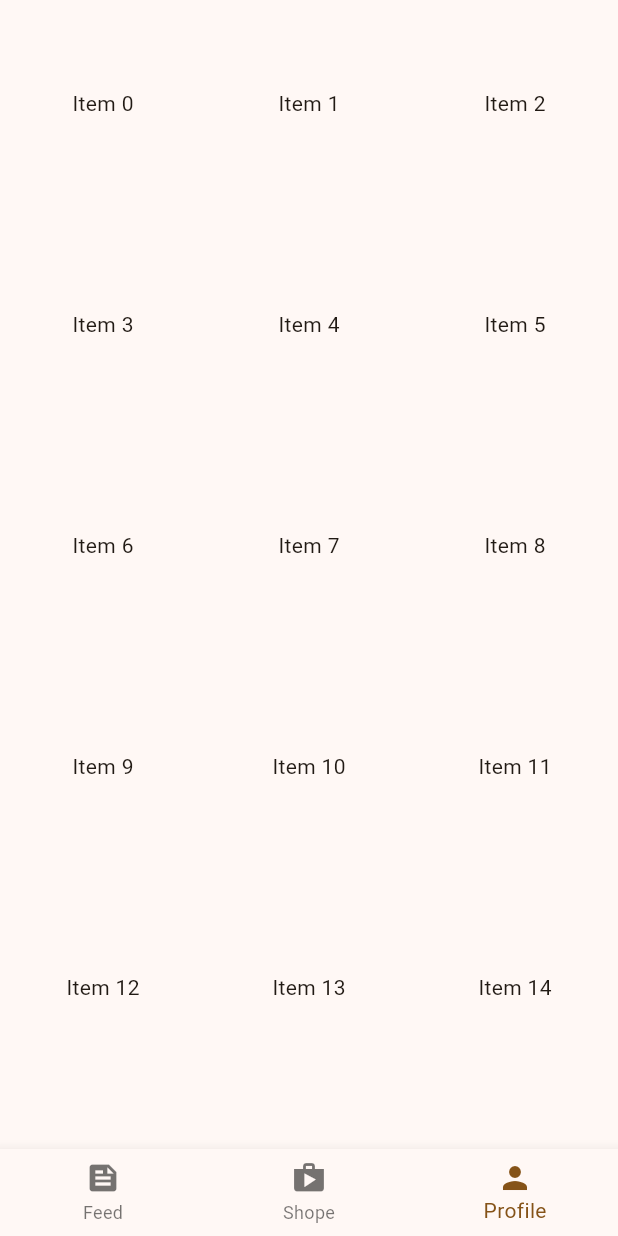
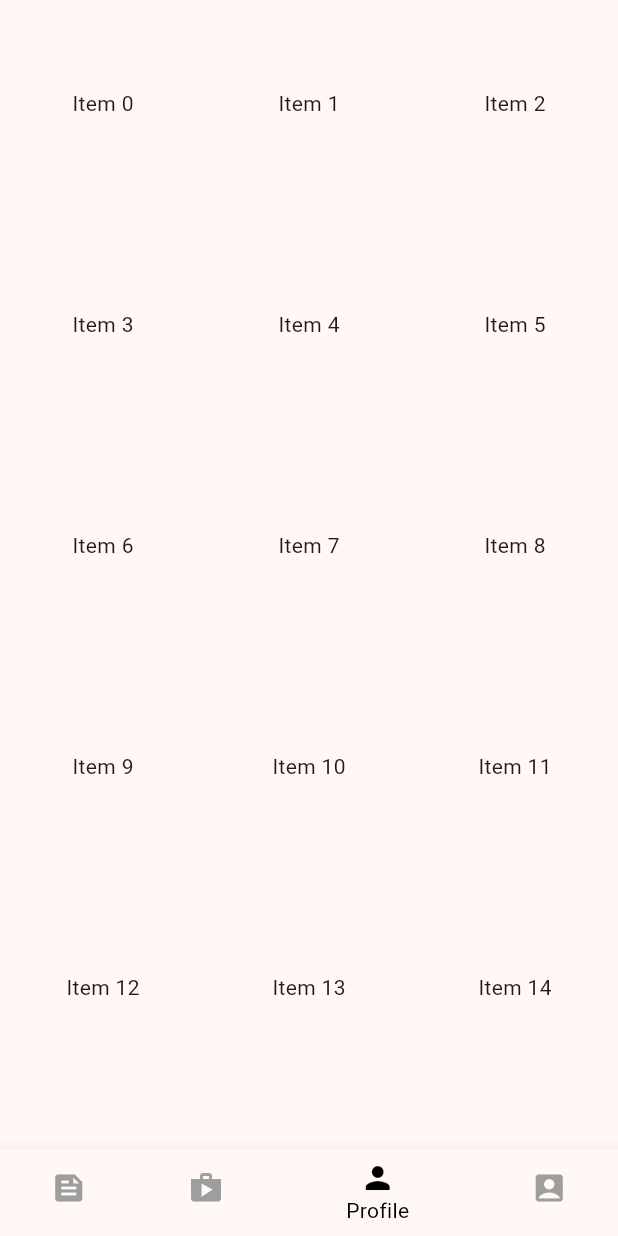
Before and after one commit to kaka0913/intern_practice, a Flutter app: the MyHomePage screen opened by its route, after a tap on the "add" icon, on a phone screen of 412 x 824 dp. Run offline on Flutter 3.47's test engine with Material 2 defaults, Android fonts, the light colour scheme and no system bars; our stand-ins replace flutter_riverpod, go_router.

Commit message:
pageview

```diff
--- a/lib/scafford_with_navbar.dart
+++ b/lib/scafford_with_navbar.dart
@@ -14,11 +14,15 @@ class ScaffoldWithNavbar extends StatelessWidget {
     return Scaffold(
       body: navigationShell,
       bottomNavigationBar: BottomNavigationBar(
+        selectedItemColor: Colors.black,
+        unselectedItemColor: Colors.grey,
         currentIndex: navigationShell.currentIndex,
         items: const [
           BottomNavigationBarItem(icon: Icon(Icons.feed), label: 'Feed'),
           BottomNavigationBarItem(icon: Icon(Icons.shop), label: 'Shope'),
           BottomNavigationBarItem(icon: Icon(Icons.person), label: 'Profile'),
+          BottomNavigationBarItem(
+              icon: Icon(Icons.account_box), label: 'Pageview',)
         ],
         onTap: _onTap,
       ),
```
Also changed, not shown: lib/pageview.dart (added, +35 -0 lines), lib/router.dart (+11 -0 lines).
